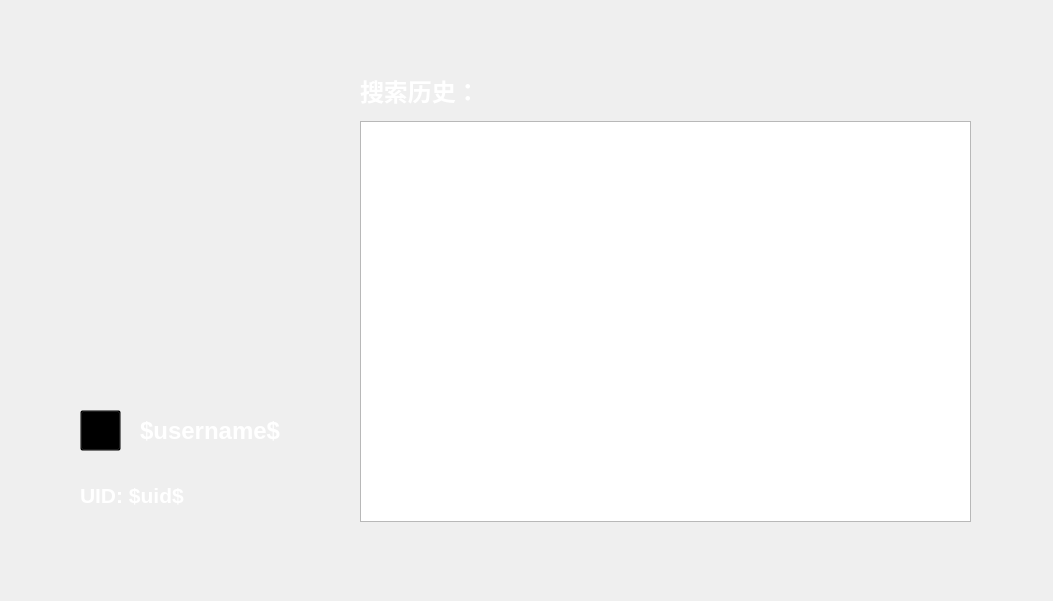
Old version of the form app/ui/profile.ui in the repository SISUBEN/FairySearch.
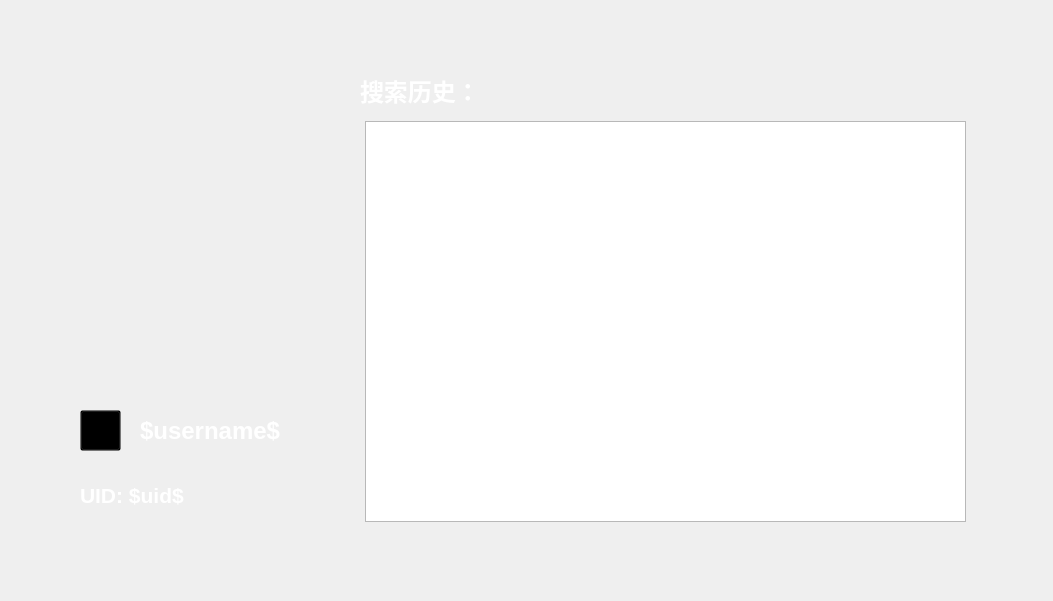
New version of the form. Icons and pictures are not drawn.

```diff
--- a/app/ui/profile.ui
+++ b/app/ui/profile.ui
@@ -100,22 +100,6 @@
     <string>搜索历史：</string>
    </property>
   </widget>
-  <widget class="QListView" name="search_history">
-   <property name="geometry">
-    <rect>
-     <x>360</x>
-     <y>121</y>
-     <width>611</width>
-     <height>401</height>
-    </rect>
-   </property>
-   <property name="styleSheet">
-    <string notr="true">QListView #search_history {
-	background-color: rgb(46, 46, 46);
-	color: rgb(46, 46, 46);
-}</string>
-   </property>
-  </widget>
   <widget class="QPushButton" name="changeAvatar">
    <property name="geometry">
     <rect>
@@ -134,6 +118,16 @@
     <string/>
    </property>
   </widget>
+  <widget class="QTableWidget" name="tableWidget">
+   <property name="geometry">
+    <rect>
+     <x>365</x>
+     <y>121</y>
+     <width>601</width>
+     <height>401</height>
+    </rect>
+   </property>
+  </widget>
  </widget>
  <resources>
   <include location="../modules/assets/resources.qrc"/>
```
